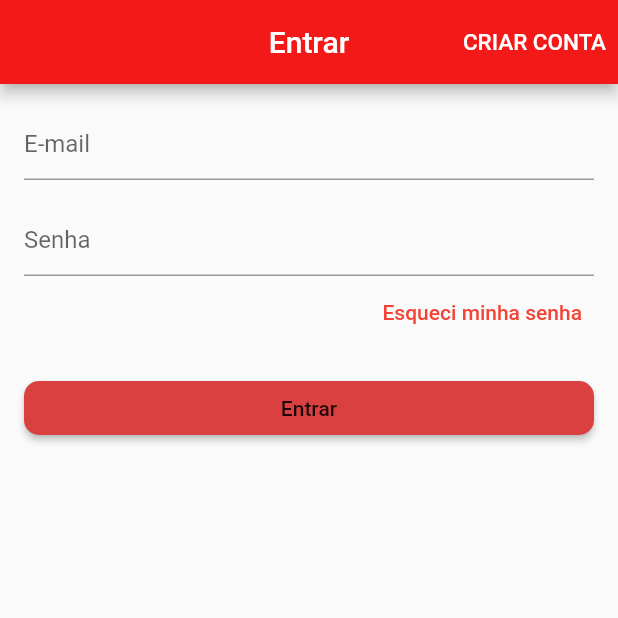
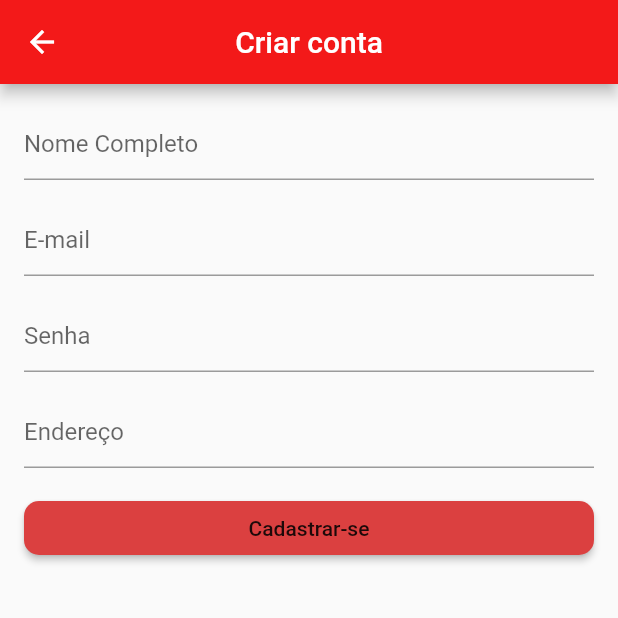
Before and after one commit to diegoalves018/LojaAPFlutter, a Flutter app: the LoginScreen screen opened directly, after a tap on "CRIAR CONTA", on a phone screen of 412 x 824 dp, the top half of it. Run offline on Flutter 3.47's test engine with Material 2 defaults, Android fonts, the phone set to English and light mode, and no system bars; our stand-ins replace carousel_pro, cloud_firestore, firebase_auth, transparent_image; accounts and stored records are empty.

Commit message:
Commit SingUpScreen/UserModel

```diff
--- /dev/null
+++ b/lib/models/user_model.dart
@@ -0,0 +1,25 @@
+import 'package:firebase_auth/firebase_auth.dart';
+import 'package:scoped_model/scoped_model.dart';
+
+class UserModel extends Model{
+
+  FirebaseAuth _auth = FirebaseAuth.instance;
+
+  bool isLoading = false;
+
+  void singUp(){
+
+  }
+
+  void singIn(){
+
+  }
+
+  void recoverPass(){
+
+  }
+
+  void isLoggedIn(){
+
+  }
+}
--- a/lib/screens/login_screen.dart
+++ b/lib/screens/login_screen.dart
@@ -1,5 +1,8 @@
 import 'package:flutter/cupertino.dart';
 import 'package:flutter/material.dart';
+import 'package:loja_mobile/models/user_model.dart';
+import 'package:loja_mobile/screens/signup_screen.dart';
+import 'package:scoped_model/scoped_model.dart';
 
 class LoginScreen extends StatelessWidget {
 
@@ -30,11 +33,20 @@ class LoginScreen extends StatelessWidget {
               "CRIAR CONTA",
               style: TextStyle(fontSize: 15.0),
             ),
-            onPressed: () {},
+            onPressed: () {
+              Navigator.of(context).pushReplacement(
+                MaterialPageRoute(builder: (context)=>SingUpScreen())
+              );
+            },
           )
         ],
       ),
-      body: Form(
+      body: ScopedModelDescendant<UserModel>(
+        builder: (context, child, model){
+          if(model.isLoading)
+            return Center(child: CircularProgressIndicator(),);
+
+          return Form(
             key: _formKey,
             child: ListView(
               padding: EdgeInsets.all(16.0),
@@ -86,7 +98,9 @@ class LoginScreen extends StatelessWidget {
                 )
               ],
             ),
-      ),
+          );
+        },
+      )
     );
   }
 }
--- /dev/null
+++ b/lib/screens/signup_screen.dart
@@ -0,0 +1,93 @@
+import 'package:flutter/material.dart';
+
+class SingUpScreen extends StatelessWidget {
+
+  final _formKey = GlobalKey<FormState>();
+
+  final ButtonStyle raisedButtonStyle = ElevatedButton.styleFrom(
+    onPrimary: Colors.black87,
+    primary: Color.fromARGB(255, 219, 64, 64),
+    minimumSize: Size(88, 36),
+    padding: EdgeInsets.symmetric(horizontal: 16),
+    shape: const RoundedRectangleBorder(
+      borderRadius: BorderRadius.all(Radius.circular(10)),
+    ),
+  );
+
+  @override
+  Widget build(BuildContext context) {
+    return Scaffold(
+      appBar: AppBar(
+        title: Text("Criar conta"),
+        centerTitle: true,
+      ),
+      body: Form(
+        key: _formKey,
+        child: ListView(
+          padding: EdgeInsets.all(16.0),
+          children: <Widget>[
+            TextFormField(
+              decoration: InputDecoration(hintText: "Nome Completo"),
+              validator: (text) {
+                if (text.isEmpty) {
+                  return "Nome inválido!";
+                }
+                return null;
+              },
+            ),
+            SizedBox(
+              height: 16.0,
+            ),
+            TextFormField(
+              decoration: InputDecoration(hintText: "E-mail"),
+              keyboardType: TextInputType.emailAddress,
+              validator: (text) {
+                if (text.isEmpty || !text.contains("@")) {
+                  return "E-mail inválido!";
+                }
+                return null;
+              },
+            ),
+            SizedBox(
+              height: 16.0,
+            ),
+            TextFormField(
+              decoration: InputDecoration(hintText: "Senha"),
+              obscureText: true,
+              validator: (text){
+                if(text.isEmpty || text.length < 6){
+                  return "Senha inválida!";
+                }
+                return null;
+              },
+            ),
+            SizedBox(
+              height: 16.0,
+            ),
+            TextFormField(
+              decoration: InputDecoration(hintText: "Endereço"),
+              validator: (text) {
+                if (text.isEmpty) {
+                  return "Endereço inválido!";
+                }
+                return null;
+              },
+            ),
+            SizedBox(
+              height: 16.0,
+            ),
+            ElevatedButton(
+              style: raisedButtonStyle,
+              child: Text('Cadastrar-se'),
+              onPressed: () {
+                if(_formKey.currentState.validate()){
+
+                }
+              },
+            )
+          ],
+        ),
+      ),
+    );
+  }
+}
--- a/lib/widgets/custom_drawer.dart
+++ b/lib/widgets/custom_drawer.dart
@@ -1,4 +1,5 @@
 import 'package:flutter/material.dart';
+import 'package:loja_mobile/screens/login_screen.dart';
 import 'package:loja_mobile/tiles/drawer_tile.dart';
 
 class CustomDrawer extends StatelessWidget {
@@ -65,7 +66,9 @@ class CustomDrawer extends StatelessWidget {
                                 ),
                               ),
                             onTap: (){
-
+                                Navigator.of(context).push(
+                                  MaterialPageRoute(builder: (context)=>LoginScreen())
+                                );
                             },
                           )
                         ],
```
Also changed, not shown: lib/main.dart (+13 -8 lines). Lines whose indentation alone changed are shown as unchanged.
